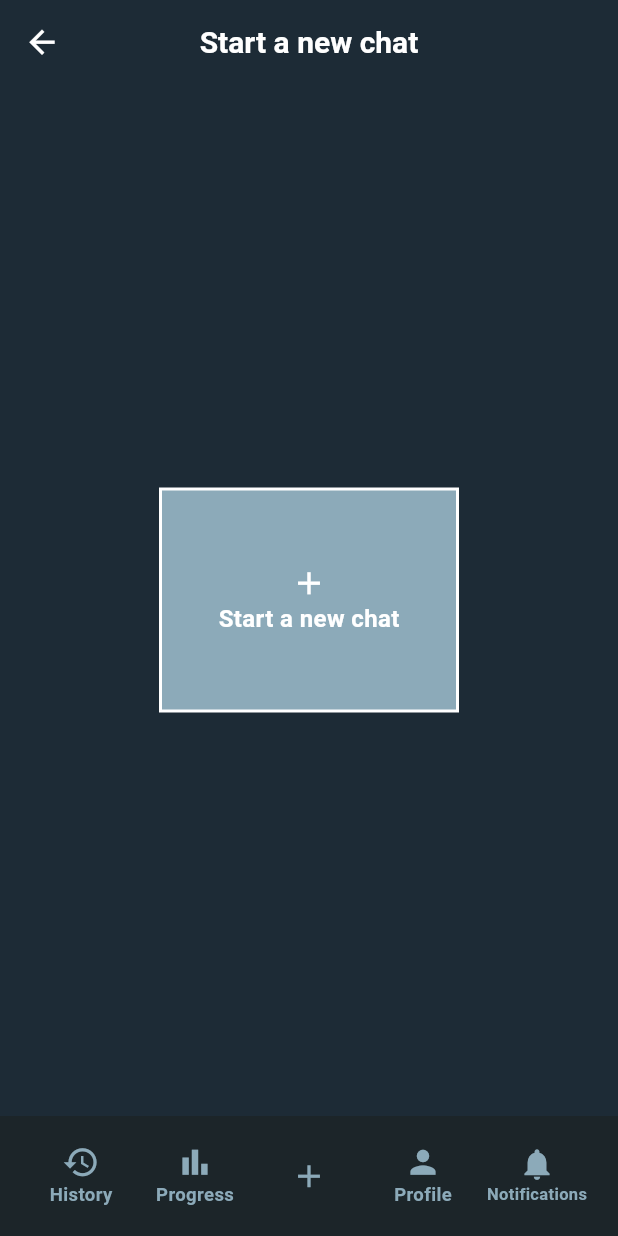
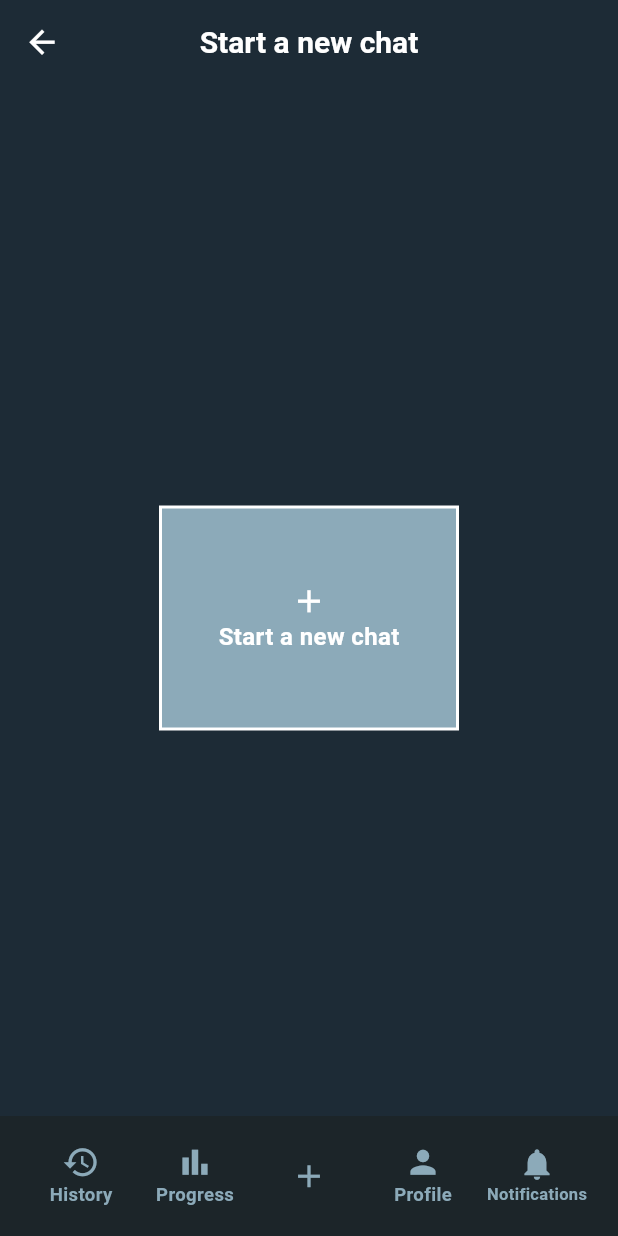
Before and after one commit to ipek-ozsasilar/Flutter_AI_Mindmate_Project, a Flutter app: the CreateChatView screen opened directly, on a phone screen of 412 x 824 dp. Run offline on Flutter 3.47's test engine with Material 3 defaults, Android fonts, the phone set to English and light mode, and no system bars; our stand-ins replace cloud_firestore, connectivity_plus, equatable, firebase_auth, firebase_core, firebase_storage and 14 more; missing offline and left inert: firebase_ui_auth, firebase_ui_oauth_google, kartal; accounts and stored records are empty; generated files the repository leaves out were written again.

Commit message:
Update versioning, improve UI components, and enhance navigation
- Updated version in pubspec.yaml to 1.0.0+7.
- Changed application label in AndroidManifest.xml to "Mindmate Personal AI".
- Refactored CreateChatView and ProfileView to use SingleChildScrollView for better layout handling.
- Simplified email validation logic in CreateAccountProvider and ForgotPasswordViewModel.
- Added Firebase notification icon and color metadata in AndroidManifest.xml.
- Improved navigation by implementing a method to clear the stack when navigating to the login view.
- Adjusted splash screen layout for better spacing and responsiveness.
- Cleaned up comments and improved code readability across various files.

```diff
--- a/lib/features/create_chat/create_chat_view.dart
+++ b/lib/features/create_chat/create_chat_view.dart
@@ -24,13 +24,15 @@ class _CreateChatViewState extends State<CreateChatView> {
   Widget build(BuildContext context) {
     return Scaffold(
       appBar: MessageAppbar(title: StringsEnum.startChat.value),
-      body: LayoutBuilder(
-        builder: (context, constraints) {
-          return SizedBox(
-            height: constraints.maxHeight,
-            child: Center(child: _StartChatWidget()),
-          );
-        },
+      body: SingleChildScrollView(
+        child: SizedBox(
+          height:
+              MediaQuery.of(context).size.height -
+              MediaQuery.of(context).padding.top -
+              kToolbarHeight -
+              kBottomNavigationBarHeight,
+          child: Center(child: _StartChatWidget()),
+        ),
       ),
       bottomNavigationBar: MessageBottomAppbar(),
     );
--- a/lib/features/forgot_password/view_model/forgot_password_view_model.dart
+++ b/lib/features/forgot_password/view_model/forgot_password_view_model.dart
@@ -41,7 +41,7 @@ abstract class ForgotPasswordViewModel extends ConsumerState<ForgotPasswordView>
       return false;
     }
 
-    // Full Name, Email ve password kontrolü
+    // Email kontrolü
     final email = await ref.read(forgotPasswordProvider.notifier).checkEmail();
     if (!email) {
       final errorMsg = ref.read(forgotPasswordProvider).errorMessage;
--- a/lib/features/message/message_view.dart
+++ b/lib/features/message/message_view.dart
@@ -87,6 +87,7 @@ class _MessageViewState extends MessageViewModel {
           : SingleChildScrollView(
               child: Column(
                 children: [
+                  const SizedBox(height: 16),
                   _ChatHistoryWidget(
                     messages: messages,
                     isSendingMessage: loadingWatch(),
--- a/lib/features/profile/profile_view.dart
+++ b/lib/features/profile/profile_view.dart
@@ -48,7 +48,8 @@ class _ProfileViewState extends ProfileViewModel {
     setupListeners();
     return Scaffold(
       appBar: MessageAppbar(title: StringsEnum.profile.value),
-      body: Padding(
+      body: SingleChildScrollView(
+        child: Padding(
           padding: Paddings.paddingInstance.chatHistoryWidgetAllPadding,
           child: Column(
             children: [
@@ -100,6 +101,7 @@ class _ProfileViewState extends ProfileViewModel {
             ],
           ),
         ),
+      ),
       bottomNavigationBar: MessageBottomAppbar(),
     );
   }
--- a/lib/features/profile/view_model/profile_view_model.dart
+++ b/lib/features/profile/view_model/profile_view_model.dart
@@ -69,7 +69,7 @@ abstract class ProfileViewModel extends ConsumerState<ProfileView>
         selectedImage = null;
       });
     }
-    context.navigateTo(const LogInView());
+    context.navigateToAndClearStack(const LogInView());
   }
 
   /// Kullanıcının profil görselini yükler
--- a/lib/products/appbars/log_in_appbar.dart
+++ b/lib/products/appbars/log_in_appbar.dart
@@ -1,6 +1,10 @@
 import 'package:flutter/material.dart';
+import 'package:flutter_mindmate_project/features/splash/splash_view.dart';
 import 'package:flutter_mindmate_project/gen/assets.gen.dart';
+import 'package:flutter_mindmate_project/products/constants/icons.dart';
 import 'package:flutter_mindmate_project/products/enums/strings_enum.dart';
+import 'package:flutter_mindmate_project/products/mixins/navigation_mixin.dart';
+import 'package:flutter_mindmate_project/products/widgets/buttons/global_icon_button.dart';
 import 'package:flutter_mindmate_project/products/widgets/texts/richt_text_widget.dart';
 import 'package:flutter_mindmate_project/products/enums/sizes_enum.dart';
 
--- a/lib/products/bottom_appbars/message_bottom_appbar.dart
+++ b/lib/products/bottom_appbars/message_bottom_appbar.dart
@@ -146,7 +146,8 @@ class _MessageBottomAppbarTextAndIcon extends StatelessWidget {
           children: [
             GlobalIcon(icon, iconColor: ColorName.loginGreyTextColor),
             if (text != null && text!.isNotEmpty)
-              Padding(
+              Flexible(
+                child: Padding(
                   //.w (Width): Genişlik için. Widget genişliklerini ekrana göre ölçekler.
                   padding: EdgeInsets.symmetric(horizontal: 4.w),
                   child: FittedBox(
@@ -159,6 +160,7 @@ class _MessageBottomAppbarTextAndIcon extends StatelessWidget {
                     ),
                   ),
                 ),
+              ),
           ],
         ),
       ),
--- a/lib/products/enums/sizes_enum.dart
+++ b/lib/products/enums/sizes_enum.dart
@@ -41,7 +41,6 @@ enum WidgetSizesEnum {
   notificationTimeContainerSize(50),
   profileImageSize(120),
   elevatedButtonHeight(60),
-  splashImageContainerHeight(350),
   startChatContainerHeight(150),
   startChatContainerWidth(200),
   progressChartContainerHeight(300),
--- a/pubspec.yaml
+++ b/pubspec.yaml
@@ -5,7 +5,7 @@ description: "A new Flutter project."
 publish_to: 'none' # Remove this line if you wish to publish to pub.dev
 
 
-version: 1.0.0+2
+version: 1.0.0+7
 
 environment:
   sdk: ^3.8.1
```
Also changed, not shown: lib/features/login/provider/create_account_provider.dart (+1 -9 lines), lib/features/login/view_model/create_account_view_model.dart (+4 -4 lines), lib/features/splash/splash_view.dart (+12 -18 lines), lib/products/mixins/navigation_mixin.dart (+13 -0 lines), lib/products/services/notification_service.dart (+4 -3 lines), 3 other files. Lines whose indentation alone changed are shown as unchanged.
